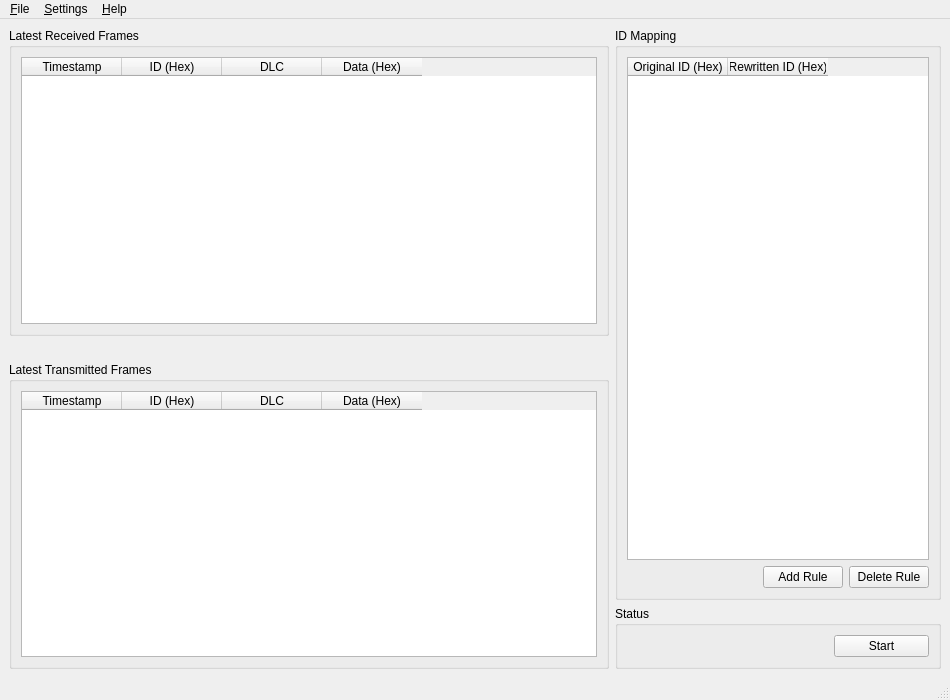
First picture: the form in core/gui.ui, repository eusebiotebar/CAN_Frame_Retransmision_Tool, before the edit.
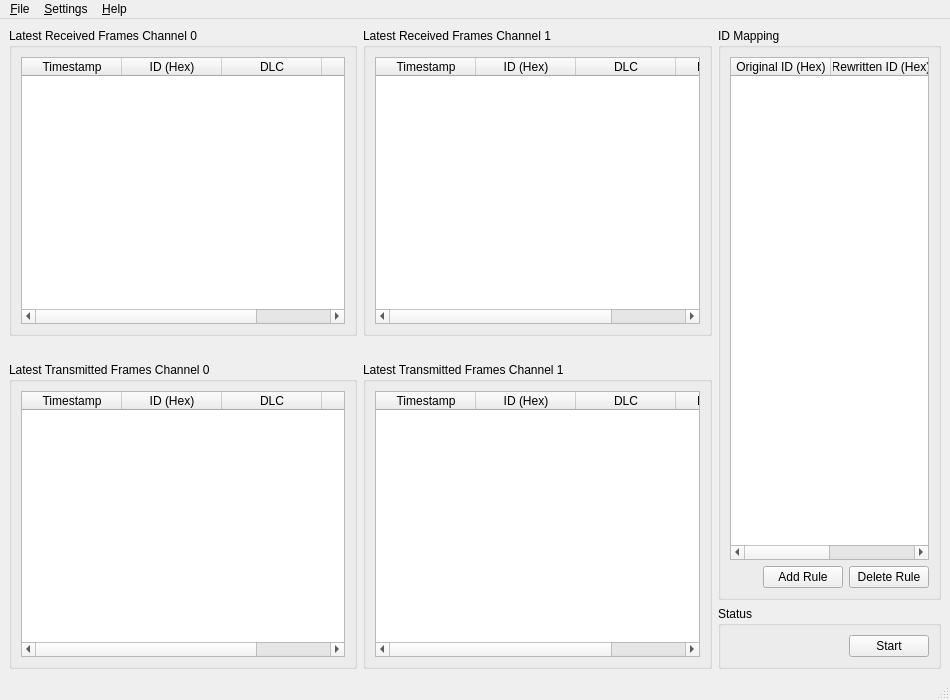
Second picture: the form after the edit.

Commit message: feat(gui): add dual-channel frame display and bidirectional retransmission

Patch:
```diff
--- a/core/gui.ui
+++ b/core/gui.ui
@@ -18,9 +18,9 @@
     <item>
      <layout class="QVBoxLayout" name="vertical_Frames_Layout">
       <item>
-       <widget class="QGroupBox" name="frames_group_RX">
-    <property name="title">
-     <string>Latest Received Frames</string>
+       <widget class="QGroupBox" name="frames_group_RX_Channel0">
+        <property name="title">
+         <string>Latest Received Frames Channel 0</string>
         </property>
         <layout class="QVBoxLayout" name="frames_layout">
          <item>
@@ -67,9 +67,9 @@
        </spacer>
       </item>
       <item>
-       <widget class="QGroupBox" name="frames_group_TX">
-    <property name="title">
-     <string>Latest Transmitted Frames</string>
+       <widget class="QGroupBox" name="frames_group_TX_Channel0">
+        <property name="title">
+         <string>Latest Transmitted Frames Channel 0</string>
         </property>
         <layout class="QVBoxLayout" name="frames_layout_2">
          <item>
@@ -102,7 +102,93 @@
      </layout>
     </item>
     <item>
-     <layout class="QVBoxLayout" name="vertical_Control_Layout" stretch="0,0,0">
+     <layout class="QVBoxLayout" name="vertical_Frames_Layout_Channel1">
+      <item>
+       <widget class="QGroupBox" name="frames_group_RX_Channel1">
+        <property name="title">
+         <string>Latest Received Frames Channel 1</string>
+        </property>
+        <layout class="QVBoxLayout" name="frames_layout_3">
+         <item>
+          <widget class="QTableWidget" name="frames_table_RX_Channel1">
+           <column>
+            <property name="text">
+             <string>Timestamp</string>
+            </property>
+           </column>
+           <column>
+            <property name="text">
+             <string>ID (Hex)</string>
+            </property>
+           </column>
+           <column>
+            <property name="text">
+             <string>DLC</string>
+            </property>
+           </column>
+           <column>
+            <property name="text">
+             <string>Data (Hex)</string>
+            </property>
+           </column>
+          </widget>
+         </item>
+        </layout>
+       </widget>
+      </item>
+      <item>
+       <spacer name="horizontalSpacer_Channel1">
+        <property name="orientation">
+         <enum>Qt::Orientation::Horizontal</enum>
+        </property>
+        <property name="sizeType">
+         <enum>QSizePolicy::Policy::Maximum</enum>
+        </property>
+        <property name="sizeHint" stdset="0">
+         <size>
+          <width>600</width>
+          <height>20</height>
+         </size>
+        </property>
+       </spacer>
+      </item>
+      <item>
+       <widget class="QGroupBox" name="frames_group_TX_Channel1">
+        <property name="title">
+         <string>Latest Transmitted Frames Channel 1</string>
+        </property>
+        <layout class="QVBoxLayout" name="frames_layout_4">
+         <item>
+          <widget class="QTableWidget" name="frames_table_TX_Channel1">
+           <column>
+            <property name="text">
+             <string>Timestamp</string>
+            </property>
+           </column>
+           <column>
+            <property name="text">
+             <string>ID (Hex)</string>
+            </property>
+           </column>
+           <column>
+            <property name="text">
+             <string>DLC</string>
+            </property>
+           </column>
+           <column>
+            <property name="text">
+             <string>Data (Hex)</string>
+            </property>
+           </column>
+          </widget>
+         </item>
+        </layout>
+       </widget>
+      </item>
+     </layout>
+    </item>
+    <item>
+     <layout class="QVBoxLayout" name="vertical_Control_Layout" stretch="0,0">
       <item>
        <widget class="QGroupBox" name="mapping_group">
     <property name="title">
@@ -111,14 +197,14 @@
         <layout class="QVBoxLayout" name="mapping_layout">
          <item>
           <widget class="QTableWidget" name="mapping_table">
-                     <column>
-                        <property name="text">
-                         <string>Original ID (Hex)</string>
-                        </property>
-                     </column>
            <column>
             <property name="text">
-                         <string>Rewritten ID (Hex)</string>
+             <string>Original ID (Hex)</string>
+            </property>
+           </column>
+           <column>
+            <property name="text">
+             <string>Rewritten ID (Hex)</string>
             </property>
            </column>
           </widget>
```
Left out of the diff: 16 changed lines with no effect on the pictures. The commit also changes 3 other files.
